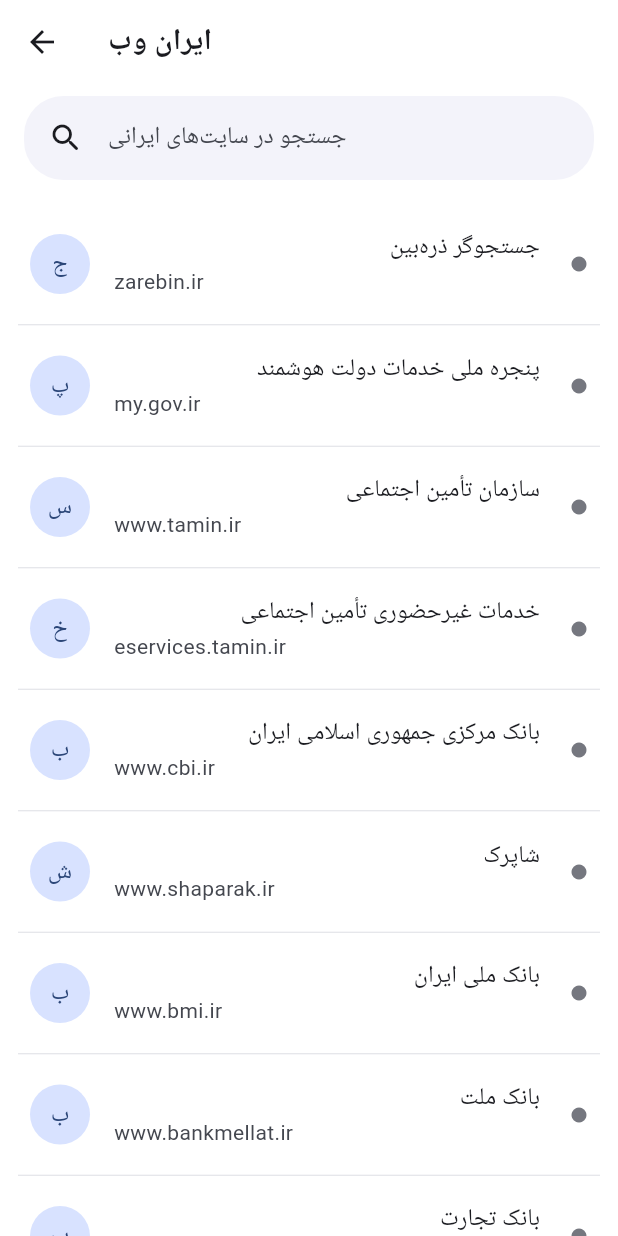
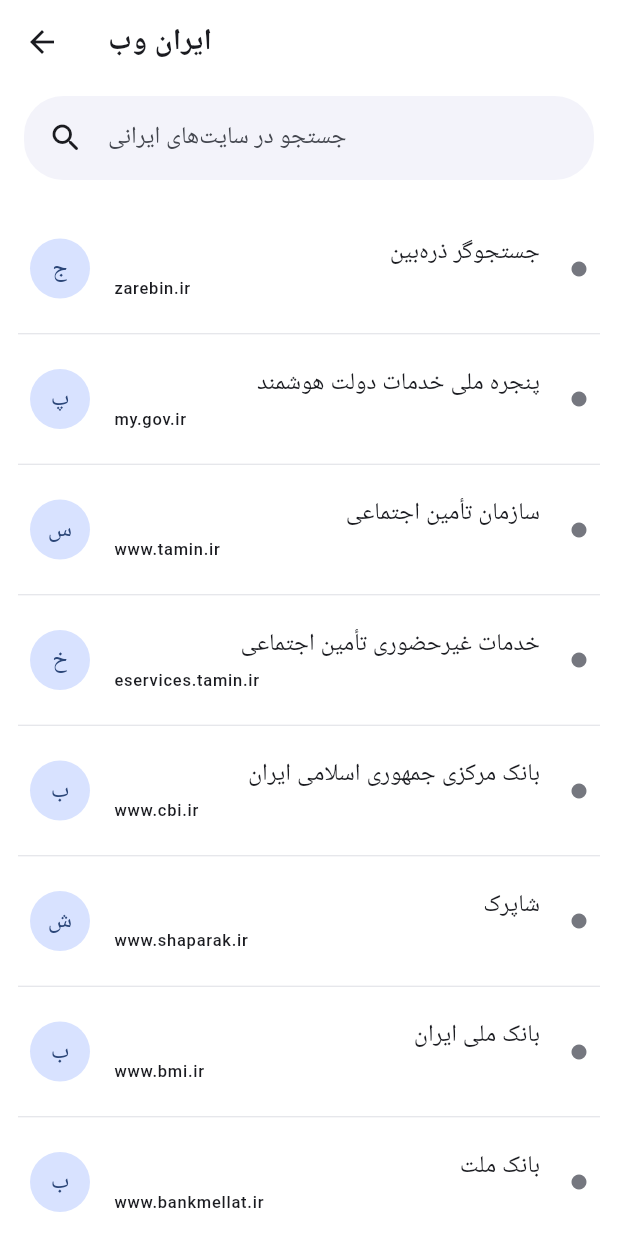
Before and after one commit to sahandse/rad-browser, a Flutter app: the IranDirectoryPage screen opened directly, on a phone screen of 412 x 824 dp. Run offline on Flutter 3.47's test engine with Material 3 defaults, Android fonts, the phone set to English and light mode, and no system bars; our stand-ins replace connectivity_plus, dio, flutter_riverpod, shared_preferences; missing offline and left inert: file_saver, flutter_inappwebview; accounts and stored records are empty; network calls fail.

Commit message:
feat: show enriched Iran site details

```diff
--- a/lib/features/iran_directory/presentation/pages/iran_directory_page.dart
+++ b/lib/features/iran_directory/presentation/pages/iran_directory_page.dart
@@ -38,9 +38,7 @@
     final directory = ref.watch(iranDirectoryProvider);
 
     return Scaffold(
-      appBar: AppBar(
-        title: const Text('ایران وب'),
-      ),
+      appBar: AppBar(title: const Text('ایران وب')),
       body: SafeArea(
         child: directory.when(
           loading: () => const Center(child: CircularProgressIndicator()),
@@ -55,7 +53,9 @@
                     final haystack = [
                       site.name,
                       site.url.host,
+                      site.description,
                       ...site.keywords,
+                      ...site.features,
                     ].join(' ').toLowerCase();
                     return haystack.contains(q);
                   }).toList(growable: false);
@@ -89,10 +89,7 @@
                           padding: const EdgeInsets.fromLTRB(12, 6, 12, 24),
                           itemCount: filtered.length,
                           separatorBuilder: (_, __) => const Divider(height: 1),
-                          itemBuilder: (context, index) {
-                            final site = filtered[index];
-                            return _SiteTile(site: site);
-                          },
+                          itemBuilder: (context, index) => _SiteTile(site: filtered[index]),
                         ),
                 ),
               ],
@@ -122,19 +119,13 @@
           child: Column(
             mainAxisSize: MainAxisSize.min,
             children: [
-              Icon(
-                Icons.travel_explore_rounded,
-                size: 44,
-                color: scheme.primary,
-              ),
+              Icon(Icons.travel_explore_rounded, size: 44, color: scheme.primary),
               const SizedBox(height: 16),
               Text(
                 'در فهرست محلی نتیجه‌ای پیدا نشد',
                 textDirection: TextDirection.rtl,
                 textAlign: TextAlign.center,
-                style: theme.textTheme.titleMedium?.copyWith(
-                  fontWeight: FontWeight.w800,
-                ),
+                style: theme.textTheme.titleMedium?.copyWith(fontWeight: FontWeight.w800),
               ),
               const SizedBox(height: 8),
               Text(
@@ -156,9 +147,7 @@
                   if (!context.mounted) return;
                   Navigator.of(context).push(
                     MaterialPageRoute<void>(
-                      builder: (_) => const BrowserPage(
-                        initialInput: 'https://zarebin.ir/',
-                      ),
+                      builder: (_) => const BrowserPage(initialInput: 'https://zarebin.ir/'),
                     ),
                   );
                 },
@@ -186,14 +175,12 @@
   Widget build(BuildContext context, WidgetRef ref) {
     final reachable = ref.watch(siteReachabilityProvider(site.url));
     final scheme = Theme.of(context).colorScheme;
+    final theme = Theme.of(context);
 
     return ListTile(
-      contentPadding: const EdgeInsets.symmetric(horizontal: 8, vertical: 4),
+      contentPadding: const EdgeInsets.symmetric(horizontal: 8, vertical: 7),
       leading: CircleAvatar(
-        child: Text(
-          site.name.characters.first,
-          textDirection: TextDirection.rtl,
-        ),
+        child: Text(site.name.characters.first, textDirection: TextDirection.rtl),
       ),
       title: Text(
         site.name,
@@ -201,10 +188,30 @@
         overflow: TextOverflow.ellipsis,
         textDirection: TextDirection.rtl,
       ),
-      subtitle: Text(
-        site.url.host,
-        maxLines: 1,
-        overflow: TextOverflow.ellipsis,
+      subtitle: Column(
+        crossAxisAlignment: CrossAxisAlignment.start,
+        children: [
+          if (site.description.isNotEmpty) ...[
+            const SizedBox(height: 4),
+            Text(
+              site.description,
+              maxLines: 2,
+              overflow: TextOverflow.ellipsis,
+              textDirection: TextDirection.rtl,
+              style: theme.textTheme.bodySmall?.copyWith(
+                color: scheme.onSurfaceVariant,
+                height: 1.5,
+              ),
+            ),
+          ],
+          const SizedBox(height: 3),
+          Text(
+            site.url.host,
+            maxLines: 1,
+            overflow: TextOverflow.ellipsis,
+            style: theme.textTheme.labelSmall,
+          ),
+        ],
       ),
       trailing: reachable.when(
         loading: () => const SizedBox(
```
